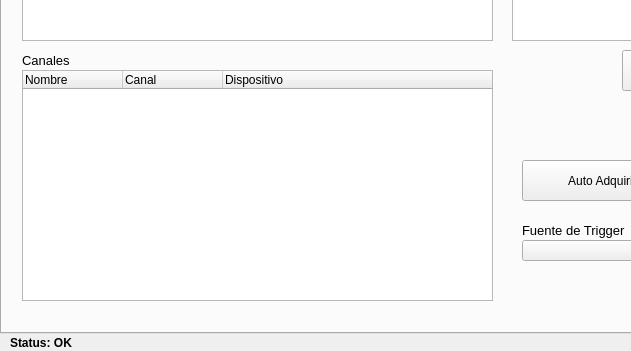
Old version of the form Laboratorio/ui/ventanaPrincipal.ui in the repository danielzanelli/CCHEN; both pictures show x 0 to 631 and y 317 to 668 of the 1120 by 668 pixel window.
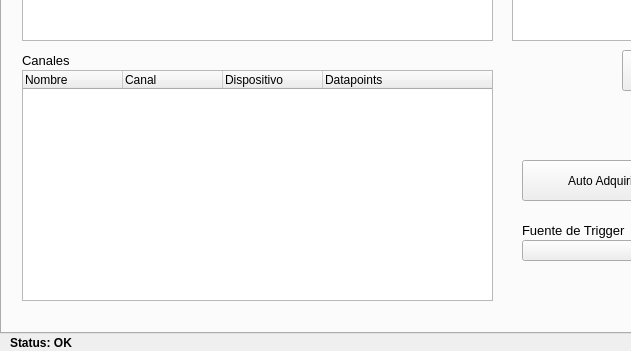
New version of the form. The open tabs and pages were chosen to show the change. Custom widgets are drawn as their Qt base class.

Commit message: datapoint limits implemented

```diff
--- a/Laboratorio/ui/ventanaPrincipal.ui
+++ b/Laboratorio/ui/ventanaPrincipal.ui
@@ -1746,6 +1746,11 @@
        <string>Dispositivo</string>
       </property>
      </column>
+     <column>
+      <property name="text">
+       <string>Datapoints</string>
+      </property>
+     </column>
     </widget>
     <widget class="QLabel" name="adquisicion_label_preview">
      <property name="geometry">
```
The commit also changes 2 other files.
